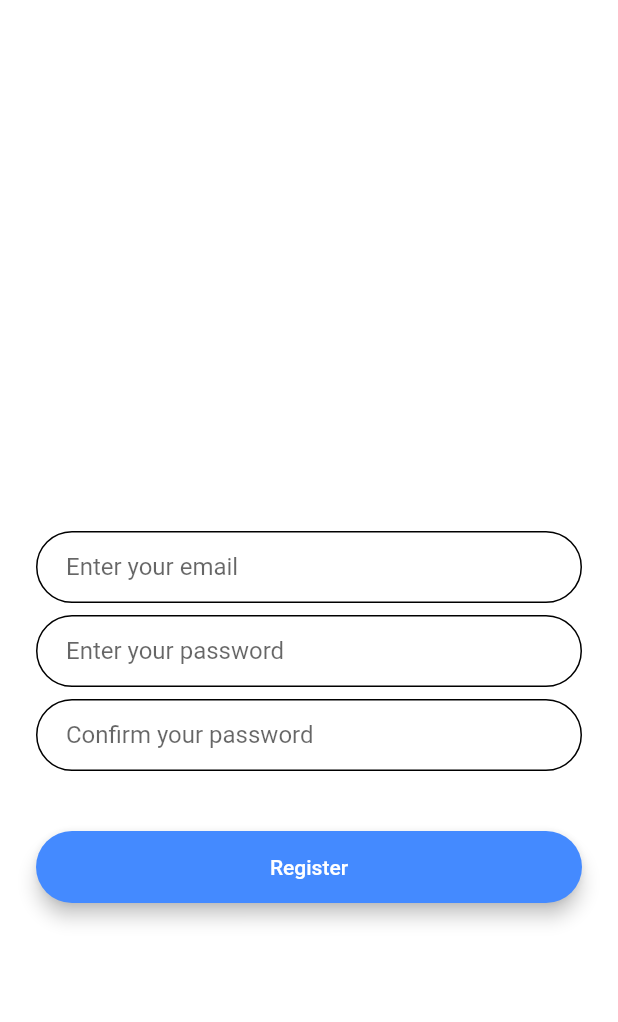
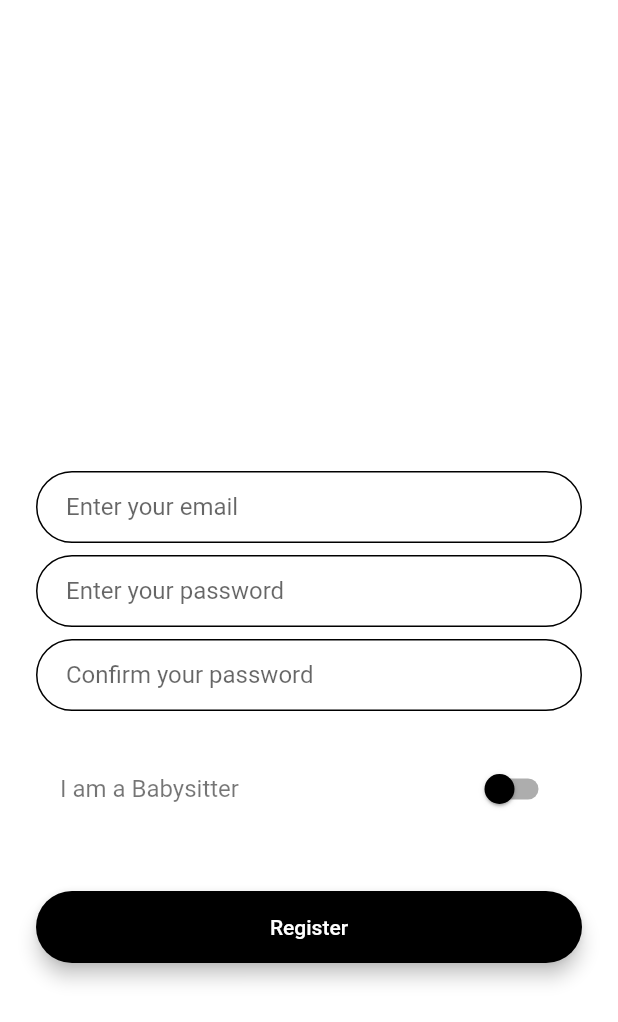
Before and after one commit to gokulskannan1993/babysitter_booking_app, a Flutter app: the RegisterScreen screen opened by its route, on a phone screen of 412 x 824 dp. Shown: the top 1022 px of the screen. Run offline on Flutter 3.47's test engine with Material 2 defaults, Android fonts, the phone set to English and light mode, and no system bars; network calls fail.

Commit message:
role button added, colors shifted to single file.

```diff
--- a/lib/main.dart
+++ b/lib/main.dart
@@ -18,7 +18,7 @@ class BabysitterBookingApp extends StatelessWidget {
       )),
 
       //Routing to Different Screens
-      initialRoute: ProfileScreen.routeName,
+      initialRoute: WelcomeScreen.routeName,
       routes: {
         WelcomeScreen.routeName: (context) => WelcomeScreen(),
         LoginScreen.routeName: (context) => LoginScreen(),
--- /dev/null
+++ b/lib/screens/constants.dart
@@ -0,0 +1,7 @@
+import 'package:flutter/material.dart';
+
+//colors
+const kPrimaryColor = Colors.white;
+const kSecondaryColor = Colors.black;
+const kTextColorLight = Colors.white60;
+const kMediumDarkText = Colors.black54;
--- a/lib/screens/register_screen.dart
+++ b/lib/screens/register_screen.dart
@@ -1,3 +1,4 @@
+import 'package:babysitter_booking_app/screens/constants.dart';
 import 'package:flutter/material.dart';
 
 class RegisterScreen extends StatefulWidget {
@@ -7,10 +8,12 @@ class RegisterScreen extends StatefulWidget {
 }
 
 class _RegisterScreen extends State<RegisterScreen> {
+  bool state = false;
+  String roleString = "I am a Babysitter";
   @override
   Widget build(BuildContext context) {
     return Scaffold(
-      backgroundColor: Colors.white,
+      backgroundColor: kPrimaryColor,
       body: Padding(
         padding: EdgeInsets.symmetric(horizontal: 24.0),
         child: Column(
@@ -35,11 +38,11 @@ class _RegisterScreen extends State<RegisterScreen> {
                   borderRadius: BorderRadius.all(Radius.circular(32.0)),
                 ),
                 enabledBorder: OutlineInputBorder(
-                  borderSide: BorderSide(color: Colors.black, width: 1.0),
+                  borderSide: BorderSide(color: kSecondaryColor, width: 1.0),
                   borderRadius: BorderRadius.all(Radius.circular(32.0)),
                 ),
                 focusedBorder: OutlineInputBorder(
-                  borderSide: BorderSide(color: Colors.black, width: 2.0),
+                  borderSide: BorderSide(color: kSecondaryColor, width: 2.0),
                   borderRadius: BorderRadius.all(Radius.circular(32.0)),
                 ),
               ),
@@ -59,11 +62,11 @@ class _RegisterScreen extends State<RegisterScreen> {
                   borderRadius: BorderRadius.all(Radius.circular(32.0)),
                 ),
                 enabledBorder: OutlineInputBorder(
-                  borderSide: BorderSide(color: Colors.black, width: 1.0),
+                  borderSide: BorderSide(color: kSecondaryColor, width: 1.0),
                   borderRadius: BorderRadius.all(Radius.circular(32.0)),
                 ),
                 focusedBorder: OutlineInputBorder(
-                  borderSide: BorderSide(color: Colors.black, width: 2.0),
+                  borderSide: BorderSide(color: kSecondaryColor, width: 2.0),
                   borderRadius: BorderRadius.all(Radius.circular(32.0)),
                 ),
               ),
@@ -83,15 +86,34 @@ class _RegisterScreen extends State<RegisterScreen> {
                   borderRadius: BorderRadius.all(Radius.circular(32.0)),
                 ),
                 enabledBorder: OutlineInputBorder(
-                  borderSide: BorderSide(color: Colors.black, width: 1.0),
+                  borderSide: BorderSide(color: kSecondaryColor, width: 1.0),
                   borderRadius: BorderRadius.all(Radius.circular(32.0)),
                 ),
                 focusedBorder: OutlineInputBorder(
-                  borderSide: BorderSide(color: Colors.black, width: 2.0),
+                  borderSide: BorderSide(color: kSecondaryColor, width: 2.0),
                   borderRadius: BorderRadius.all(Radius.circular(32.0)),
                 ),
               ),
             ), // confirm password
+            SizedBox(
+              height: 24.0,
+            ),
+            SwitchListTile(
+                title: Text(
+                  roleString,
+                  style: TextStyle(
+                    color: kMediumDarkText,
+                  ),
+                ),
+                activeColor: kSecondaryColor,
+                inactiveThumbColor: kSecondaryColor,
+                value: state,
+                onChanged: (bool value) {
+                  setState(() {
+                    state = value;
+                    roleString = value ? "I am a Parent" : "I am a Babysitter";
+                  });
+                }),
             SizedBox(
               height: 24.0,
             ),
@@ -100,7 +122,7 @@ class _RegisterScreen extends State<RegisterScreen> {
               child: Padding(
                 padding: EdgeInsets.symmetric(vertical: 16.0),
                 child: Material(
-                  color: Colors.blueAccent,
+                  color: kSecondaryColor,
                   borderRadius: BorderRadius.all(Radius.circular(30.0)),
                   elevation: 5.0,
                   child: MaterialButton(
@@ -111,7 +133,7 @@ class _RegisterScreen extends State<RegisterScreen> {
                     height: 42.0,
                     child: Text(
                       'Register',
-                      style: TextStyle(color: Colors.white),
+                      style: TextStyle(color: kPrimaryColor),
                     ),
                   ),
                 ),
```
Also changed, not shown: lib/screens/login_screen.dart (+9 -7 lines), lib/screens/profile_screen.dart (+9 -8 lines), lib/screens/user_screen.dart (added, +16 -0 lines), lib/screens/welcome_screen.dart (+5 -4 lines), lib/user_model.dart (added).
